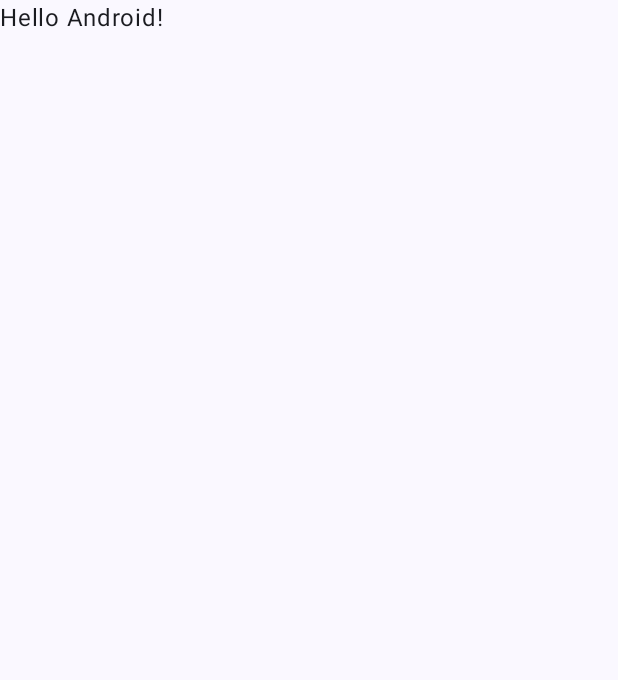
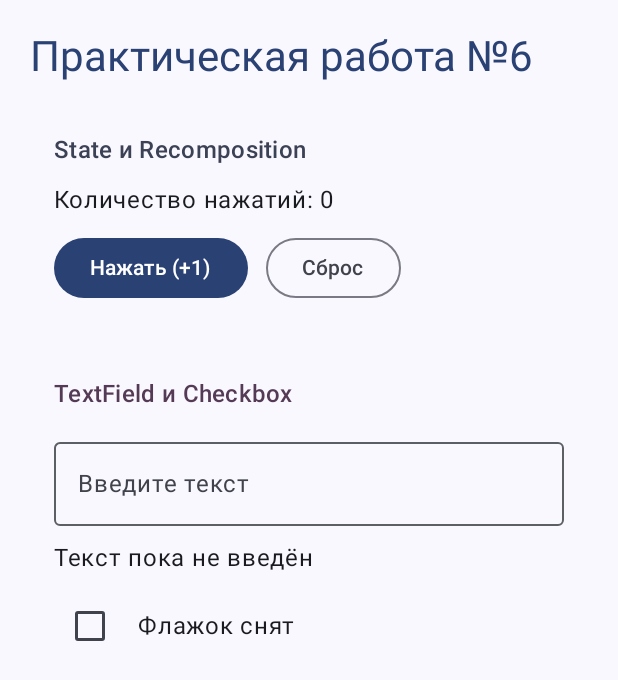
Before and after one commit to danilkilnevoy/pz6_Kilnevoy_PR-24.102, an Android app built with Jetpack Compose: the screen it shows after launch (MainActivity), on a phone screen of 412 x 824 dp. Before the commit the part shown is almost empty. Shown: the top 680 px of the screen. Run offline under Robolectric (Android 15) with nearby library versions, the phone set to English and light mode, and no system bars.

Commit message:
Implement lessons 6-10: State, TextField, Checkbox, Recomposition, remember

```diff
--- a/app/src/main/java/com/example/pzz6/MainActivity.kt
+++ b/app/src/main/java/com/example/pzz6/MainActivity.kt
@@ -1,28 +1,103 @@
 package com.example.pzz6
 
 import android.os.Bundle
+import android.util.Log
 import androidx.activity.ComponentActivity
 import androidx.activity.compose.setContent
-import androidx.activity.enableEdgeToEdge
-import androidx.compose.foundation.layout.fillMaxSize
-import androidx.compose.foundation.layout.padding
-import androidx.compose.material3.Scaffold
-import androidx.compose.material3.Text
-import androidx.compose.runtime.Composable
+import androidx.compose.foundation.layout.*
+import androidx.compose.foundation.rememberScrollState
+import androidx.compose.foundation.verticalScroll
+import androidx.compose.material3.*
+import androidx.compose.runtime.*
+import androidx.compose.ui.Alignment
 import androidx.compose.ui.Modifier
 import androidx.compose.ui.tooling.preview.Preview
+import androidx.compose.ui.unit.dp
 import com.example.pzz6.ui.theme.Pzz6Theme
 
 class MainActivity : ComponentActivity() {
     override fun onCreate(savedInstanceState: Bundle?) {
         super.onCreate(savedInstanceState)
-        enableEdgeToEdge()
         setContent {
-            Pzz6Theme {
-                Scaffold(modifier = Modifier.fillMaxSize()) { innerPadding ->
-                    Greeting(
-                        name = "Android",
-                        modifier = Modifier.padding(innerPadding)
+
+            Pzz6Theme() {
+                Surface(
+                    modifier = Modifier.fillMaxSize(),
+                    color = MaterialTheme.colorScheme.background
+                ) {
+                    PracticeScreen()
+                }
+            }
+        }
+    }
+}
+
+@Composable
+fun PracticeScreen() {
+    // Уроки 6, 9, 10: State, remember и mutableStateOf
+    var counter by remember { mutableIntStateOf(0) }
+    var userText by remember { mutableStateOf("") }
+    var isChecked by remember { mutableStateOf(false) }
+
+    Column(
+        modifier = Modifier
+            .fillMaxSize()
+            .verticalScroll(rememberScrollState())
+            .padding(20.dp),
+        verticalArrangement = Arrangement.spacedBy(16.dp)
+    ) {
+        Text(
+            text = "Практическая работа №6",
+            style = MaterialTheme.typography.headlineMedium,
+            color = MaterialTheme.colorScheme.primary
+        )
+
+        // Уроки 6, 8, 9, 10: State + Recomposition + remember
+        ClickCounterCard(
+            count = counter,
+            onIncrement = { counter++ },
+            onReset = { counter = 0 }
+        )
+
+        // Урок 7: TextField и Checkbox
+        Card(
+            colors = CardDefaults.cardColors(
+                containerColor = MaterialTheme.colorScheme.surface
+            ),
+            modifier = Modifier.fillMaxWidth()
+        ) {
+            Column(
+                modifier = Modifier.padding(16.dp),
+                verticalArrangement = Arrangement.spacedBy(12.dp)
+            ) {
+                Text(
+                    text = "TextField и Checkbox",
+                    style = MaterialTheme.typography.titleMedium,
+                    color = MaterialTheme.colorScheme.tertiary
+                )
+
+                OutlinedTextField(
+                    value = userText,
+                    onValueChange = { userText = it },
+                    label = { Text("Введите текст") },
+                    singleLine = true,
+                    modifier = Modifier.fillMaxWidth()
+                )
+
+                Text(
+                    text = if (userText.isEmpty()) "Текст пока не введён" else "Вы ввели: $userText",
+                    style = MaterialTheme.typography.bodyLarge
+                )
+
+                Row(verticalAlignment = Alignment.CenterVertically) {
+                    Checkbox(
+                        checked = isChecked,
+                        onCheckedChange = { isChecked = it }
+                    )
+                    Spacer(modifier = Modifier.width(8.dp))
+                    Text(
+                        text = if (isChecked) "Флажок установлен" else "Флажок снят",
+                        style = MaterialTheme.typography.bodyLarge
                     )
                 }
             }
@@ -31,17 +106,53 @@ class MainActivity : ComponentActivity() {
 }
 
 @Composable
-fun Greeting(name: String, modifier: Modifier = Modifier) {
-    Text(
-        text = "Hello $name!",
-        modifier = modifier
-    )
+fun ClickCounterCard(
+    count: Int,
+    onIncrement: () -> Unit,
+    onReset: () -> Unit
+) {
+    // Урок 8: отслеживание рекомпозиции в Logcat
+    SideEffect {
+        Log.d("RecompositionDemo", "ClickCounterCard перерисована, count = $count")
+    }
+
+    Card(
+        colors = CardDefaults.cardColors(
+            containerColor = MaterialTheme.colorScheme.surface
+        ),
+        modifier = Modifier.fillMaxWidth()
+    ) {
+        Column(
+            modifier = Modifier.padding(16.dp),
+            verticalArrangement = Arrangement.spacedBy(12.dp)
+        ) {
+            Text(
+                text = "State и Recomposition",
+                style = MaterialTheme.typography.titleMedium,
+                color = MaterialTheme.colorScheme.secondary
+            )
+            Text(
+                text = "Количество нажатий: $count",
+                style = MaterialTheme.typography.bodyLarge
+            )
+            Row(horizontalArrangement = Arrangement.spacedBy(12.dp)) {
+                Button(onClick = onIncrement) {
+                    Text("Нажать (+1)")
+                }
+                OutlinedButton(onClick = onReset) {
+                    Text("Сброс")
+                }
+            }
+        }
+    }
 }
 
 @Preview(showBackground = true)
 @Composable
-fun GreetingPreview() {
-    Pzz6Theme {
-        Greeting("Android")
+fun PracticeScreenPreview() {
+    Pzz6Theme() {
+        Surface(color = MaterialTheme.colorScheme.background) {
+            PracticeScreen()
+        }
     }
 }
```
